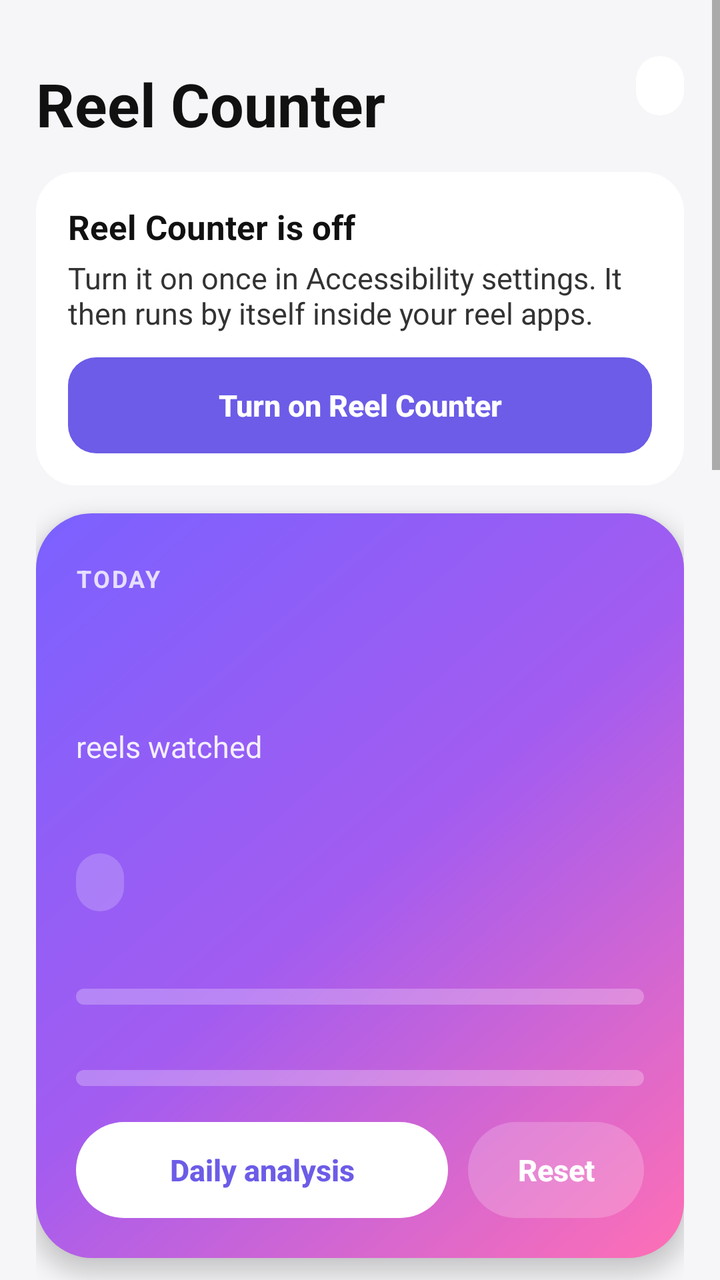
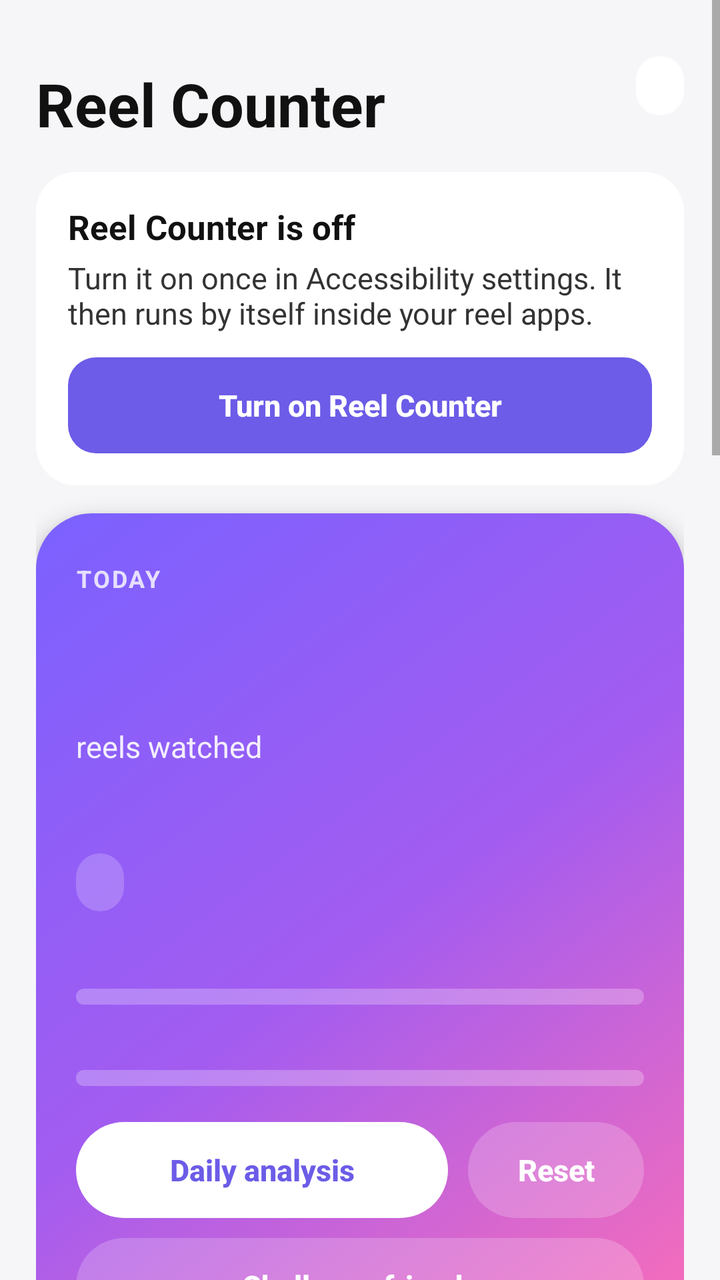

Two renders of the same Android screen: before a commit and after it. Below are the layout's source before the change and the commit's diff.
<!-- AndroidManifest.xml: application theme AppTheme -->
<!-- res/layout/activity_main.xml -->
<?xml version="1.0" encoding="utf-8"?>
<ScrollView xmlns:android="http://schemas.android.com/apk/res/android"
    android:layout_width="match_parent"
    android:layout_height="match_parent"
    android:background="@color/bg"
    android:fitsSystemWindows="true">

    <LinearLayout
        android:layout_width="match_parent"
        android:layout_height="wrap_content"
        android:orientation="vertical"
        android:paddingStart="18dp"
        android:paddingTop="14dp"
        android:paddingEnd="18dp"
        android:paddingBottom="32dp">

        
        <LinearLayout
            android:layout_width="match_parent"
            android:layout_height="wrap_content"
            android:gravity="center_vertical"
            android:orientation="horizontal">
            <LinearLayout
                android:layout_width="0dp"
                android:layout_height="wrap_content"
                android:layout_weight="1"
                android:orientation="vertical">
                <TextView
                    android:id="@+id/dateText"
                    android:layout_width="wrap_content"
                    android:layout_height="wrap_content"
                    android:textColor="@color/text_muted"
                    android:textSize="13sp"
                    android:textStyle="bold" />
                <TextView
                    android:layout_width="wrap_content"
                    android:layout_height="wrap_content"
                    android:text="@string/app_name"
                    android:textColor="@color/text_primary"
                    android:textSize="30sp"
                    android:textStyle="bold" />
            </LinearLayout>
            <TextView
                android:id="@+id/status"
                android:layout_width="wrap_content"
                android:layout_height="wrap_content"
                android:background="@drawable/chip_bg"
                android:paddingStart="12dp"
                android:paddingTop="6dp"
                android:paddingEnd="12dp"
                android:paddingBottom="6dp"
                android:textSize="13sp"
                android:textStyle="bold" />
        </LinearLayout>

        
        <LinearLayout
            android:id="@+id/offCard"
            style="@style/Card"
            android:layout_marginTop="14dp"
            android:paddingTop="16dp"
            android:paddingBottom="16dp">
            <TextView
                android:layout_width="wrap_content"
                android:layout_height="wrap_content"
                android:text="Reel Counter is off"
                android:textColor="@color/text_primary"
                android:textSize="17sp"
                android:textStyle="bold" />
            <TextView
                style="@style/Body"
                android:layout_marginTop="4dp"
                android:text="Turn it on once in Accessibility settings. It then runs by itself inside your reel apps." />
            <Button
                android:id="@+id/btnAccess"
                style="@style/BtnPrimary"
                android:layout_width="match_parent"
                android:layout_marginTop="12dp"
                android:text="Turn on Reel Counter" />
        </LinearLayout>

        
        <LinearLayout
            android:layout_width="match_parent"
            android:layout_height="wrap_content"
            android:layout_marginTop="14dp"
            android:background="@drawable/hero_bg"
            android:elevation="6dp"
            android:orientation="vertical"
            android:padding="20dp">

            <LinearLayout
                android:layout_width="match_parent"
                android:layout_height="wrap_content"
                android:gravity="center_vertical"
                android:orientation="horizontal">
                <LinearLayout
                    android:layout_width="0dp"
                    android:layout_height="wrap_content"
                    android:layout_weight="1"
                    android:orientation="vertical">
                    <TextView
                        android:layout_width="wrap_content"
                        android:layout_height="wrap_content"
                        android:alpha="0.8"
                        android:letterSpacing="0.08"
                        android:text="TODAY"
                        android:textColor="#FFFFFF"
                        android:textSize="12sp"
                        android:textStyle="bold" />
                    <TextView
                        android:id="@+id/statCount"
                        android:layout_width="wrap_content"
                        android:layout_height="wrap_content"
                        android:includeFontPadding="false"
                        android:textColor="#FFFFFF"
                        android:textSize="56sp"
                        android:textStyle="bold" />
                    <TextView
                        android:layout_width="wrap_content"
                        android:layout_height="wrap_content"
                        android:alpha="0.9"
                        android:text="reels watched"
                        android:textColor="#FFFFFF"
                        android:textSize="15sp" />
                    <TextView
                        android:id="@+id/statTime"
                        android:layout_width="wrap_content"
                        android:layout_height="wrap_content"
                        android:layout_marginTop="6dp"
                        android:textColor="#FFFFFF"
                        android:textSize="17sp"
                        android:textStyle="bold" />
                </LinearLayout>
                <FrameLayout
                    android:id="@+id/heroCharBox"
                    android:layout_width="140dp"
                    android:layout_height="140dp" />
            </LinearLayout>

            <TextView
                android:id="@+id/moodText"
                android:layout_width="wrap_content"
                android:layout_height="wrap_content"
                android:layout_marginTop="10dp"
                android:background="@drawable/btn_glass"
                android:paddingStart="12dp"
                android:paddingTop="5dp"
                android:paddingEnd="12dp"
                android:paddingBottom="5dp"
                android:textColor="#FFFFFF"
                android:textSize="14sp"
                android:textStyle="bold" />

            <TextView
                android:id="@+id/reelBarLabel"
                android:layout_width="wrap_content"
                android:layout_height="wrap_content"
                android:layout_marginTop="16dp"
                android:alpha="0.9"
                android:textColor="#FFFFFF"
                android:textSize="13sp" />
            <ProgressBar
                android:id="@+id/reelBar"
                style="?android:attr/progressBarStyleHorizontal"
                android:layout_width="match_parent"
                android:layout_height="8dp"
                android:layout_marginTop="5dp"
                android:max="1000"
                android:progressDrawable="@drawable/progress_glass" />
            <TextView
                android:id="@+id/timeBarLabel"
                android:layout_width="wrap_content"
                android:layout_height="wrap_content"
                android:layout_marginTop="10dp"
                android:alpha="0.9"
                android:textColor="#FFFFFF"
                android:textSize="13sp" />
            <ProgressBar
                android:id="@+id/timeBar"
                style="?android:attr/progressBarStyleHorizontal"
                android:layout_width="match_parent"
                android:layout_height="8dp"
                android:layout_marginTop="5dp"
                android:max="1000"
                android:progressDrawable="@drawable/progress_glass" />

            <LinearLayout
                android:layout_width="match_parent"
                android:layout_height="wrap_content"
                android:layout_marginTop="18dp"
                android:orientation="horizontal">
                <Button
                    android:id="@+id/btnAnalysis"
                    style="@style/BtnBase"
                    android:layout_width="0dp"
                    android:layout_weight="1"
                    android:background="@drawable/btn_white"
                    android:text="Daily analysis"
                    android:textColor="#6C5CE7" />
                <Button
                    android:id="@+id/btnReset"
                    style="@style/BtnBase"
                    android:layout_width="wrap_content"
                    android:layout_marginStart="10dp"
                    android:background="@drawable/btn_glass"
                    android:text="Reset"
                    android:textColor="#FFFFFF" />
            </LinearLayout>
        </LinearLayout>

        
        <TextView style="@style/Section" android:text="DAILY LIMITS" />
        <LinearLayout style="@style/Card">
            <LinearLayout
                android:layout_width="match_parent"
                android:layout_height="56dp"
                android:gravity="center_vertical"
                android:orientation="horizontal">
                <TextView
                    style="@style/Row"
                    android:layout_width="0dp"
                    android:layout_weight="1"
                    android:gravity="center_vertical"
                    android:text="Reels per day" />
                <EditText android:id="@+id/reelLimit" style="@style/Input" android:hint="100" android:maxLength="5" />
            </LinearLayout>
            <View style="@style/Divider" />
            <LinearLayout
                android:layout_width="match_parent"
                android:layout_height="56dp"
                android:gravity="center_vertical"
                android:orientation="horizontal">
                <TextView
                    style="@style/Row"
                    android:layout_width="0dp"
                    android:layout_weight="1"
                    android:gravity="center_vertical"
                    android:text="Minutes per day" />
                <EditText android:id="@+id/timeLimit" style="@style/Input" android:hint="30" android:maxLength="4" />
            </LinearLayout>
            <TextView
                style="@style/Body"
                android:layout_marginTop="4dp"
                android:text="You'll be warned once, by whichever limit you hit first, then again at 2×, 3×… Set 0 to turn a limit off."
                android:textColor="@color/text_muted"
                android:textSize="13sp" />
            <Button
                android:id="@+id/btnSave"
                style="@style/BtnPrimary"
                android:layout_width="match_parent"
                android:layout_marginTop="12dp"
                android:layout_marginBottom="4dp"
                android:text="Save limits" />
        </LinearLayout>

        
        <TextView style="@style/Section" android:text="WHEN A LIMIT IS HIT" />
        <LinearLayout style="@style/Card">
            <Switch android:id="@+id/swFullscreen" style="@style/Row" android:text="Full-screen warning" />
            <View style="@style/Divider" />
            <Switch android:id="@+id/swVibrate" style="@style/Row" android:text="Vibrate" />
            <View style="@style/Divider" />
            <Switch android:id="@+id/swSound" style="@style/Row" android:text="Play a sound" />
            <LinearLayout
                android:id="@+id/soundRow"
                android:layout_width="match_parent"
                android:layout_height="wrap_content"
                android:layout_marginBottom="6dp"
                android:orientation="horizontal">
                <Button
                    android:id="@+id/btnSound"
                    style="@style/BtnSoft"
                    android:layout_width="0dp"
                    android:layout_weight="1"
                    android:ellipsize="end"
                    android:singleLine="true" />
                <Button
                    android:id="@+id/btnTestSound"
                    style="@style/BtnSoft"
                    android:layout_width="wrap_content"
                    android:layout_marginStart="8dp"
                    android:text="Test" />
            </LinearLayout>
        </LinearLayout>

        
        <TextView style="@style/Section" android:text="COUNTER PILL" />
        <LinearLayout style="@style/Card">
            <Switch android:id="@+id/swShow" style="@style/Row" android:text="Show pill at top of screen" />
            <View style="@style/Divider" />
            <TextView style="@style/Body" android:layout_marginTop="12dp" android:text="Position" />
            <RadioGroup
                android:id="@+id/posGroup"
                android:layout_width="match_parent"
                android:layout_height="wrap_content"
                android:orientation="horizontal">
                <RadioButton android:id="@+id/posLeft" style="@style/Row"
                    android:layout_width="0dp" android:layout_weight="1" android:text="Left" />
                <RadioButton android:id="@+id/posCenter" style="@style/Row"
                    android:layout_width="0dp" android:layout_weight="1" android:text="Center" />
                <RadioButton android:id="@+id/posRight" style="@style/Row"
                    android:layout_width="0dp" android:layout_weight="1" android:text="Right" />
            </RadioGroup>
            <TextView android:id="@+id/offsetLabel" style="@style/Body" android:layout_marginTop="6dp" />
            <SeekBar
                android:id="@+id/offset"
                android:layout_width="match_parent"
                android:layout_height="wrap_content"
                android:layout_marginTop="6dp"
                android:layout_marginBottom="8dp"
                android:max="80" />
        </LinearLayout>

        
        <TextView style="@style/Section" android:text="APPEARANCE" />
        <LinearLayout style="@style/Card">
            <RadioGroup
                android:id="@+id/themeGroup"
                android:layout_width="match_parent"
                android:layout_height="wrap_content"
                android:orientation="horizontal">
                <RadioButton android:id="@+id/themeSystem" style="@style/Row"
                    android:layout_width="0dp" android:layout_weight="1" android:text="System" />
                <RadioButton android:id="@+id/themeLight" style="@style/Row"
                    android:layout_width="0dp" android:layout_weight="1" android:text="Light" />
                <RadioButton android:id="@+id/themeDark" style="@style/Row"
                    android:layout_width="0dp" android:layout_weight="1" android:text="Dark" />
            </RadioGroup>
        </LinearLayout>

        
        <TextView style="@style/Section" android:text="TRACK THESE APPS" />
        <LinearLayout style="@style/Card">
            <LinearLayout
                android:id="@+id/appsBox"
                android:layout_width="match_parent"
                android:layout_height="wrap_content"
                android:orientation="vertical" />
            <View style="@style/Divider" android:layout_marginTop="4dp" />
            <Switch
                android:id="@+id/swAny"
                style="@style/Row"
                android:text="Count every swipe (use if reels aren't being counted)"
                android:textSize="14sp" />
        </LinearLayout>
    </LinearLayout>
</ScrollView>
<!-- resources referenced by this layout -->
<resources>
  <color name="bg">#F6F6F8</color>
  <color name="text_muted">#888888</color>
  <color name="text_primary">#111111</color>
  <!-- drawable btn_glass (drawable) -->
  <?xml version="1.0" encoding="utf-8"?>
  <ripple xmlns:android="http://schemas.android.com/apk/res/android" android:color="#33FFFFFF">
      <item><shape android:shape="rectangle"><solid android:color="#33FFFFFF" /><corners android:radius="100dp" /></shape></item>
  </ripple>
  <!-- drawable btn_white (drawable) -->
  <?xml version="1.0" encoding="utf-8"?>
  <ripple xmlns:android="http://schemas.android.com/apk/res/android" android:color="#226C5CE7">
      <item><shape android:shape="rectangle"><solid android:color="#FFFFFF" /><corners android:radius="100dp" /></shape></item>
  </ripple>
  <!-- drawable chip_bg (drawable) -->
  <?xml version="1.0" encoding="utf-8"?>
  <shape xmlns:android="http://schemas.android.com/apk/res/android" android:shape="rectangle">
      <solid android:color="@color/card" />
      <corners android:radius="100dp" />
  </shape>
  <!-- drawable hero_bg (drawable) -->
  <?xml version="1.0" encoding="utf-8"?>
  <shape xmlns:android="http://schemas.android.com/apk/res/android" android:shape="rectangle">
      <gradient android:angle="315" android:startColor="#7B61FF" android:centerColor="#A35CF0" android:endColor="#FF6FB5" android:type="linear" />
      <corners android:radius="28dp" />
  </shape>
  <string name="app_name">Reel Counter</string>
  <style name="Body">
          <item name="android:layout_width">wrap_content</item>
          <item name="android:layout_height">wrap_content</item>
          <item name="android:textSize">15sp</item>
          <item name="android:textColor">@color/text_body</item>
      </style>
  <style name="BtnPrimary" parent="BtnBase">
          <item name="android:background">@drawable/btn_primary</item>
          <item name="android:textColor">#FFFFFF</item>
      </style>
  <style name="BtnSoft" parent="BtnBase">
          <item name="android:background">@drawable/btn_soft</item>
          <item name="android:textColor">@color/text_primary</item>
      </style>
  <style name="Divider">
          <item name="android:layout_width">match_parent</item>
          <item name="android:layout_height">1dp</item>
          <item name="android:background">@color/divider</item>
      </style>
  <color name="card">#FFFFFF</color>
  <color name="text_body">#333333</color>
  <!-- drawable btn_primary (drawable) -->
  <?xml version="1.0" encoding="utf-8"?>
  <ripple xmlns:android="http://schemas.android.com/apk/res/android" android:color="#33FFFFFF">
      <item><shape android:shape="rectangle"><solid android:color="@color/accent" /><corners android:radius="14dp" /></shape></item>
  </ripple>
  <!-- drawable btn_soft (drawable) -->
  <?xml version="1.0" encoding="utf-8"?>
  <ripple xmlns:android="http://schemas.android.com/apk/res/android" android:color="#22000000">
      <item><shape android:shape="rectangle"><solid android:color="@color/track" /><corners android:radius="14dp" /></shape></item>
  </ripple>
  <!-- drawable card_bg (drawable) -->
  <?xml version="1.0" encoding="utf-8"?>
  <shape xmlns:android="http://schemas.android.com/apk/res/android" android:shape="rectangle">
      <solid android:color="@color/card" />
      <corners android:radius="20dp" />
  </shape>
  <color name="divider">#E5E5EA</color>
  <!-- drawable input_bg (drawable) -->
  <?xml version="1.0" encoding="utf-8"?>
  <shape xmlns:android="http://schemas.android.com/apk/res/android" android:shape="rectangle">
      <solid android:color="@color/track" />
      <corners android:radius="12dp" />
  </shape>
  <color name="text_row">#222222</color>
  <color name="accent">#6C5CE7</color>
  <color name="track">#EFEFF4</color>
  <!-- unchanged entries left out for length: 7 -->
</resources>

<!-- the commit's change to res/layout/activity_main.xml (unified diff, before → after) -->
@@ -207,6 +207,14 @@
                     android:text="Reset"
                     android:textColor="#FFFFFF" />
             </LinearLayout>
+            <Button
+                android:id="@+id/btnChallenge"
+                style="@style/BtnBase"
+                android:layout_width="match_parent"
+                android:layout_marginTop="10dp"
+                android:background="@drawable/btn_glass"
+                android:text="Challenge friends"
+                android:textColor="#FFFFFF" />
         </LinearLayout>
 
         
